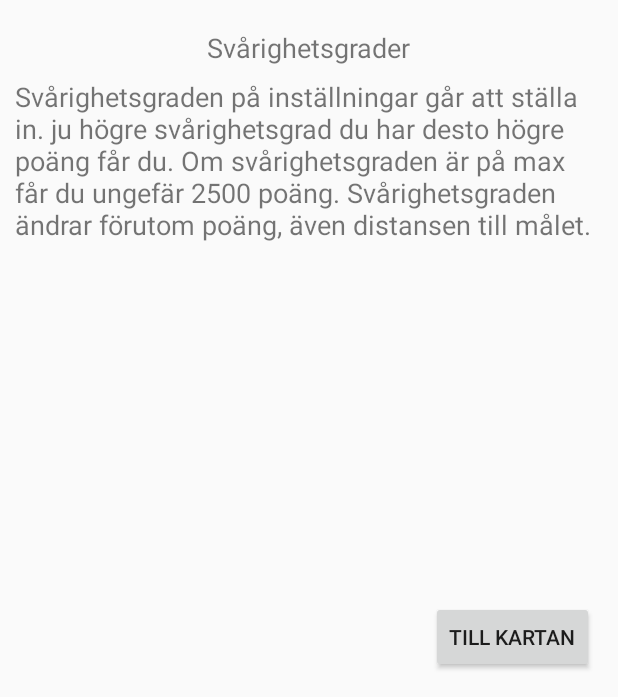
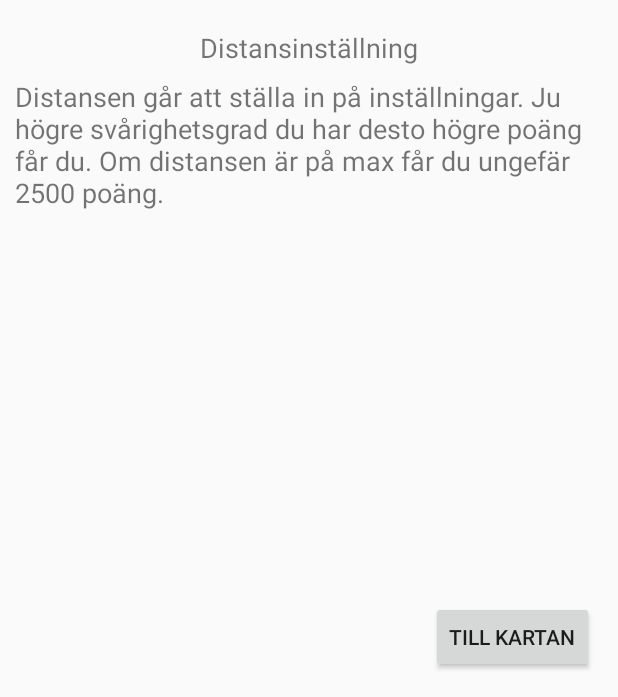
Before and after one commit to Joelpizza/appdev, an Android app: the screen it shows after launch (MainActivity), on a phone screen of 412 x 824 dp, the part 539-1236 px from its top. Run offline under Robolectric (Android 15) with nearby library versions, the phone set to English and light mode, and no system bars.

Commit message:
ändrade ikoner på kartan

```diff
--- /dev/null
+++ b/app/src/main/res/drawable/ic_arrow_back_black.xml
@@ -0,0 +1,4 @@
+<vector android:height="29dp" android:viewportHeight="24.0"
+    android:viewportWidth="24.0" android:width="29dp" xmlns:android="http://schemas.android.com/apk/res/android">
+    <path android:fillColor="#FF000000" android:pathData="M20,11H7.83l5.59,-5.59L12,4l-8,8 8,8 1.41,-1.41L7.83,13H20v-2z"/>
+</vector>
--- /dev/null
+++ b/app/src/main/res/drawable/ic_flag_black.xml
@@ -0,0 +1,4 @@
+<vector android:height="29dp" android:viewportHeight="24.0"
+    android:viewportWidth="24.0" android:width="29dp" xmlns:android="http://schemas.android.com/apk/res/android">
+    <path android:fillColor="#FF000000" android:pathData="M14.4,6L14,4H5v17h2v-7h5.6l0.4,2h7V6z"/>
+</vector>
--- /dev/null
+++ b/app/src/main/res/drawable/ic_settings_black.xml
@@ -0,0 +1,4 @@
+<vector android:height="29dp" android:viewportHeight="24"
+    android:viewportWidth="24" android:width="29dp" xmlns:android="http://schemas.android.com/apk/res/android">
+    <path android:fillColor="#FF000000" android:pathData="M19.1,12.9a2.8,2.8 0,0 0,0.1 -0.9,2.8 2.8,0 0,0 -0.1,-0.9l2.1,-1.6a0.7,0.7 0,0 0,0.1 -0.6L19.4,5.5a0.7,0.7 0,0 0,-0.6 -0.2l-2.4,1a6.5,6.5 0,0 0,-1.6 -0.9l-0.4,-2.6a0.5,0.5 0,0 0,-0.5 -0.4H10.1a0.5,0.5 0,0 0,-0.5 0.4L9.3,5.4a5.6,5.6 0,0 0,-1.7 0.9l-2.4,-1a0.4,0.4 0,0 0,-0.5 0.2l-2,3.4c-0.1,0.2 0,0.4 0.2,0.6l2,1.6a2.8,2.8 0,0 0,-0.1 0.9,2.8 2.8,0 0,0 0.1,0.9L2.8,14.5a0.7,0.7 0,0 0,-0.1 0.6l1.9,3.4a0.7,0.7 0,0 0,0.6 0.2l2.4,-1a6.5,6.5 0,0 0,1.6 0.9l0.4,2.6a0.5,0.5 0,0 0,0.5 0.4h3.8a0.5,0.5 0,0 0,0.5 -0.4l0.3,-2.6a5.6,5.6 0,0 0,1.7 -0.9l2.4,1a0.4,0.4 0,0 0,0.5 -0.2l2,-3.4c0.1,-0.2 0,-0.4 -0.2,-0.6ZM12,15.6A3.6,3.6 0,1 1,15.6 12,3.6 3.6,0 0,1 12,15.6Z"/>
+</vector>
--- a/app/src/main/res/layout/activity_main.xml
+++ b/app/src/main/res/layout/activity_main.xml
@@ -46,7 +46,7 @@
         android:layout_width="wrap_content"
         android:layout_height="wrap_content"
         android:layout_marginTop="19dp"
-        android:text="Svårighetsgrader"
+        android:text="Distansinställning"
         android:textSize="18sp"
         app:layout_constraintEnd_toEndOf="parent"
         app:layout_constraintStart_toStartOf="parent"
@@ -59,7 +59,7 @@
         android:layout_marginStart="10dp"
         android:layout_marginTop="8dp"
         android:layout_marginEnd="10dp"
-        android:text="Svårighetsgraden på inställningar går att ställa in. ju högre svårighetsgrad du har desto högre poäng får du. Om svårighetsgraden är på max får du ungefär 2500 poäng. Svårighetsgraden ändrar förutom poäng, även distansen till målet."
+        android:text="Distansen går att ställa in på inställningar. Ju högre svårighetsgrad du har desto högre poäng får du. Om distansen är på max får du ungefär 2500 poäng."
         android:textSize="18sp"
         app:layout_constraintEnd_toEndOf="parent"
         app:layout_constraintStart_toStartOf="parent"
--- a/app/src/main/res/values/strings.xml
+++ b/app/src/main/res/values/strings.xml
@@ -2,7 +2,7 @@
     <string name="app_name">skattjakt</string>
     <string name="title_activity_maps">Skattjakt</string>
     <string name="surrender">ge upp</string>
-    <string name="info">inställningar</string>
+    <string name="info">ändringar</string>
     <string name="tillbaka">tillbaka</string>
     <string name="title_activity_infopage">infopage</string>
 </resources>
```
Also changed, not shown: app/src/main/res/layout/activity_maps.xml (+9 -4 lines).
